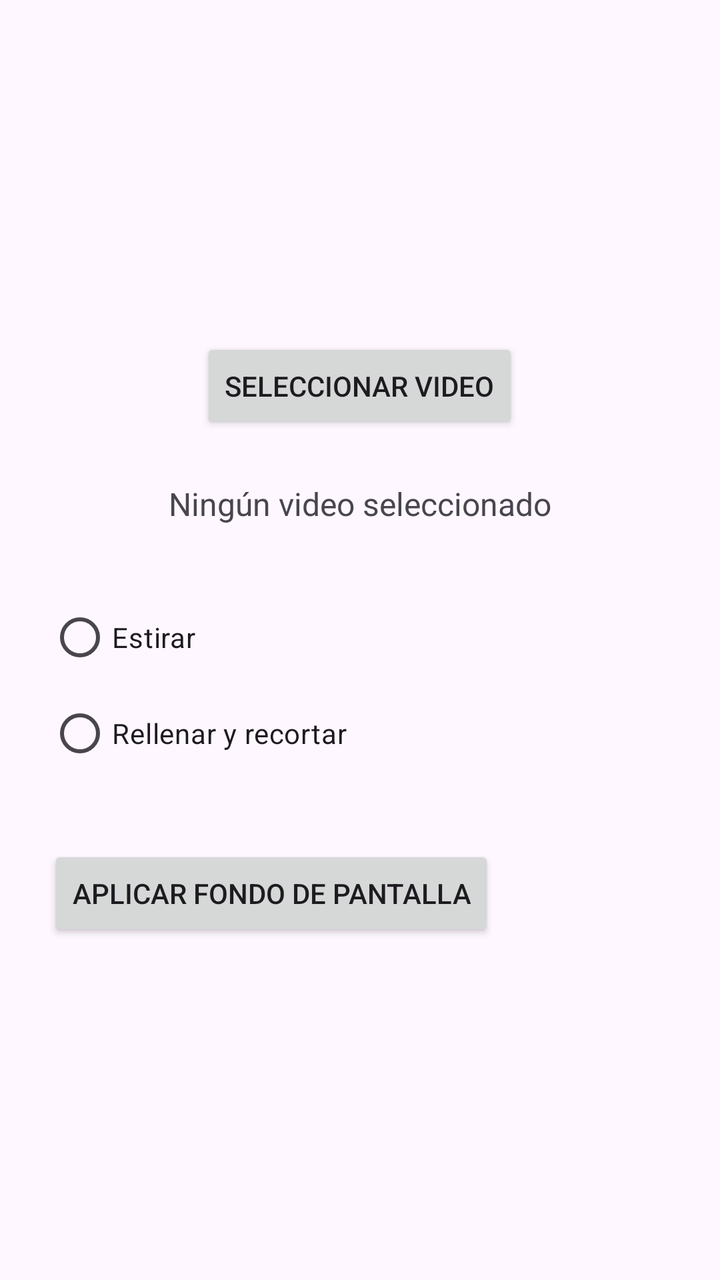
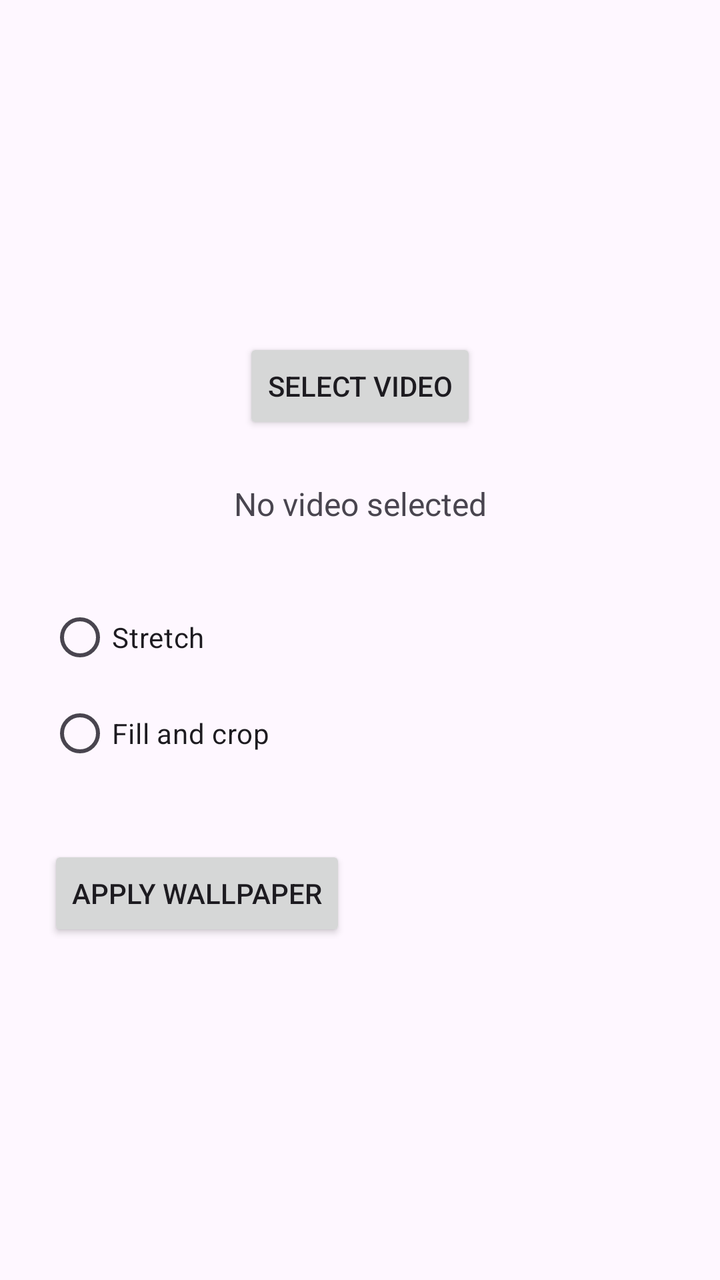

Compare the two renders of this Android layout. The source of the first and the diff that turns it into the second are given below.
<!-- AndroidManifest.xml: application theme Theme.Kinewall -->
<!-- res/layout/activity_main.xml -->
<?xml version="1.0" encoding="utf-8"?>
<LinearLayout xmlns:android="http://schemas.android.com/apk/res/android"
    android:layout_width="match_parent"
    android:layout_height="match_parent"
    android:orientation="vertical"
    android:gravity="center"
    android:padding="24dp">

    <Button
        android:id="@+id/buttonSelectVideo"
        android:layout_width="wrap_content"
        android:layout_height="wrap_content"
        android:text="Seleccionar video" />

    <TextView
        android:id="@+id/textSelectedVideo"
        android:layout_width="match_parent"
        android:layout_height="wrap_content"
        android:layout_marginTop="24dp"
        android:gravity="center"
        android:text="Ningún video seleccionado"
        android:textSize="16sp" />

    <RadioGroup
        android:id="@+id/radioGroupScaleMode"
        android:layout_width="match_parent"
        android:layout_height="wrap_content"
        android:layout_marginTop="32dp">

        <RadioButton
            android:id="@+id/radioStretch"
            android:layout_width="wrap_content"
            android:layout_height="wrap_content"
            android:text="Estirar" />

        <RadioButton
            android:id="@+id/radioCrop"
            android:layout_width="wrap_content"
            android:layout_height="wrap_content"
            android:text="Rellenar y recortar" />

        <Button
            android:id="@+id/buttonApplyWallpaper"
            android:layout_width="wrap_content"
            android:layout_height="wrap_content"
            android:layout_marginTop="32dp"
            android:text="Aplicar fondo de pantalla" />

    </RadioGroup>
</LinearLayout>
<!-- resources referenced by this layout -->
<resources>
  <style name="Theme.Kinewall" parent="Base.Theme.Kinewall" />
  <style name="Base.Theme.Kinewall" parent="Theme.Material3.DayNight.NoActionBar">
          
          
      </style>
</resources>

<!-- the commit's change to res/layout/activity_main.xml (unified diff, before → after) -->
@@ -10,7 +10,7 @@
         android:id="@+id/buttonSelectVideo"
         android:layout_width="wrap_content"
         android:layout_height="wrap_content"
-        android:text="Seleccionar video" />
+        android:text="Select video" />
 
     <TextView
         android:id="@+id/textSelectedVideo"
@@ -18,7 +18,7 @@
         android:layout_height="wrap_content"
         android:layout_marginTop="24dp"
         android:gravity="center"
-        android:text="Ningún video seleccionado"
+        android:text="No video selected"
         android:textSize="16sp" />
 
     <RadioGroup
@@ -31,20 +31,20 @@
             android:id="@+id/radioStretch"
             android:layout_width="wrap_content"
             android:layout_height="wrap_content"
-            android:text="Estirar" />
+            android:text="Stretch" />
 
         <RadioButton
             android:id="@+id/radioCrop"
             android:layout_width="wrap_content"
             android:layout_height="wrap_content"
-            android:text="Rellenar y recortar" />
+            android:text="Fill and crop" />
 
         <Button
             android:id="@+id/buttonApplyWallpaper"
             android:layout_width="wrap_content"
             android:layout_height="wrap_content"
             android:layout_marginTop="32dp"
-            android:text="Aplicar fondo de pantalla" />
+            android:text="Apply wallpaper" />
 
     </RadioGroup>
 </LinearLayout>
